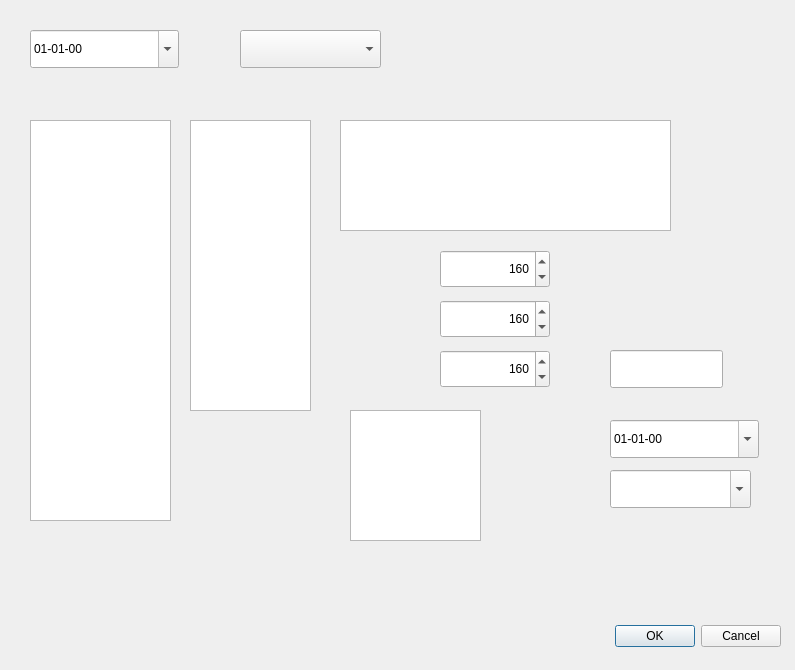
Old version of the form pedidoDialog.ui in the repository waltermas-gitter/infomesas-gui.
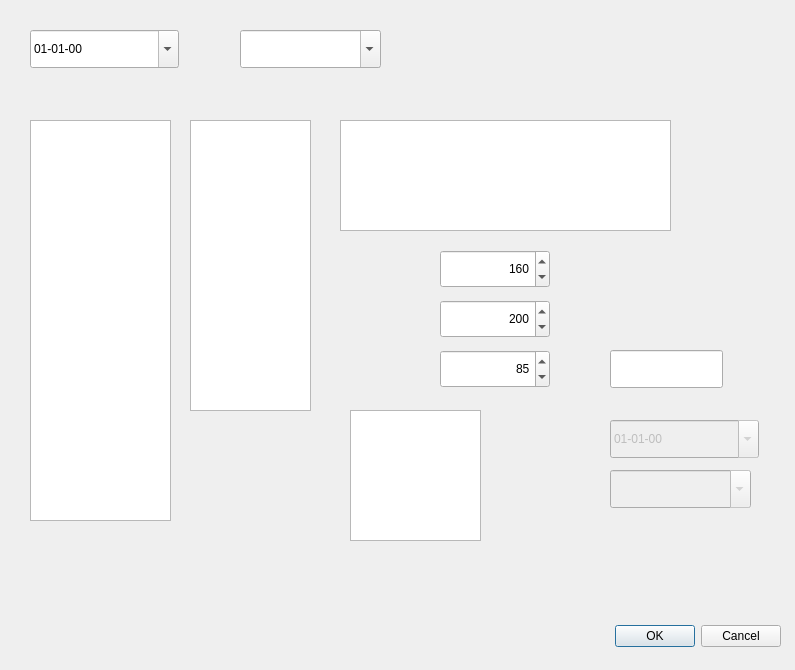
New version of the form.

Commit message: con pedido completo creo

Diff of the .ui file:
```diff
--- a/pedidoDialog.ui
+++ b/pedidoDialog.ui
@@ -54,6 +54,9 @@
      <height>38</height>
     </rect>
    </property>
+   <property name="editable">
+    <bool>true</bool>
+   </property>
   </widget>
   <widget class="QListWidget" name="modeloListWidget">
    <property name="geometry">
@@ -132,7 +135,7 @@
     <number>10</number>
    </property>
    <property name="value">
-    <number>160</number>
+    <number>200</number>
    </property>
   </widget>
   <widget class="QSpinBox" name="anchoSpinBox">
@@ -148,7 +151,7 @@
     <set>Qt::AlignRight|Qt::AlignTrailing|Qt::AlignVCenter</set>
    </property>
    <property name="minimum">
-    <number>80</number>
+    <number>10</number>
    </property>
    <property name="maximum">
     <number>350</number>
@@ -157,7 +160,7 @@
     <number>10</number>
    </property>
    <property name="value">
-    <number>160</number>
+    <number>85</number>
    </property>
   </widget>
   <widget class="QLineEdit" name="precioLineEdit">
@@ -184,6 +187,9 @@
    </property>
   </widget>
   <widget class="QDateEdit" name="fechaEntregaDateEdit">
+   <property name="enabled">
+    <bool>false</bool>
+   </property>
    <property name="geometry">
     <rect>
      <x>610</x>
@@ -200,6 +206,9 @@
    </property>
   </widget>
   <widget class="QComboBox" name="lugarEntregaComboBox">
+   <property name="enabled">
+    <bool>false</bool>
+   </property>
    <property name="geometry">
     <rect>
      <x>610</x>
```
The commit also changes 2 other files.
